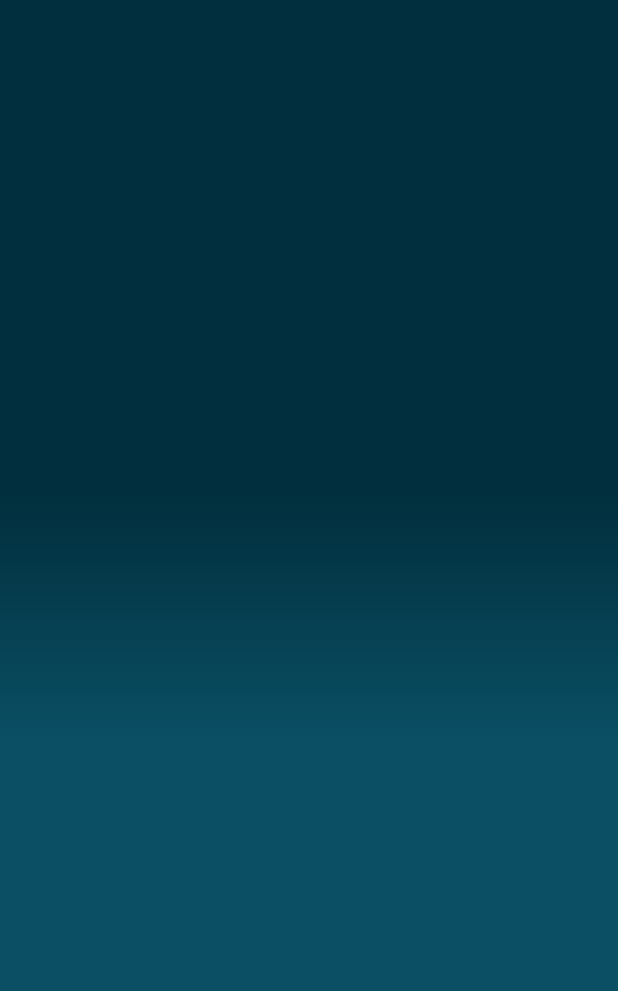
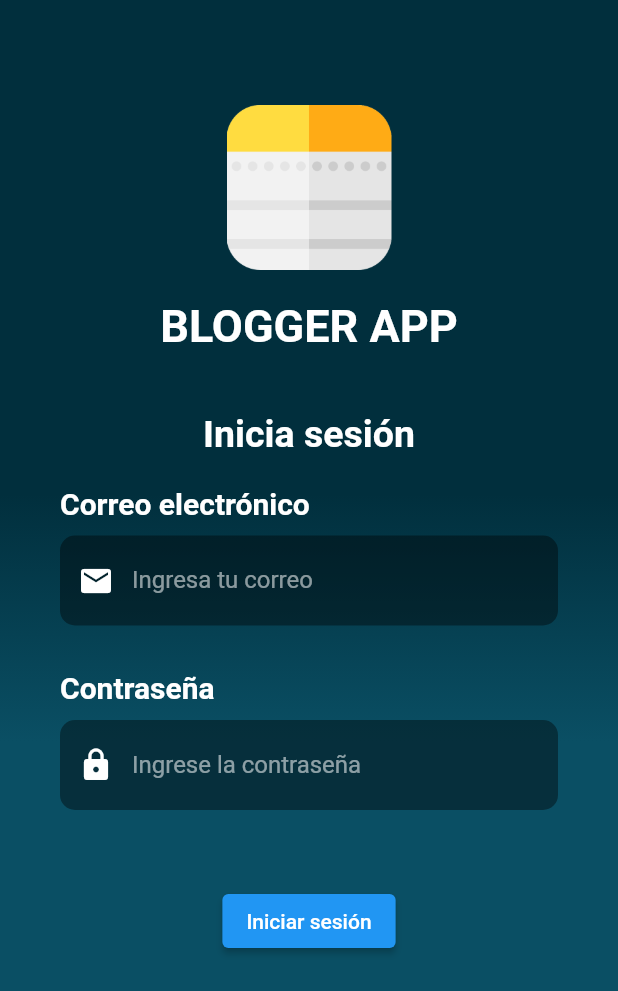
Before and after one commit to fr4nsgallegos/candidateapp, a Flutter app: the screen it shows after launch, on a phone screen of 412 x 824 dp. Shown: the top 991 px of the screen. Run offline on Flutter 3.47's test engine with Material 2 defaults, Android fonts, the phone set to English and light mode, and no system bars; our stand-ins replace cloud_firestore, firebase_core; accounts and stored records are empty; Roboto replaces fonts that are missing (OpenSans).

Commit message:
login page

```diff
--- /dev/null
+++ b/lib/constants/constants.dart
@@ -0,0 +1,53 @@
+import 'package:flutter/material.dart';
+
+Widget fondoGradient() {
+  return Container(
+    height: double.infinity,
+    width: double.infinity,
+    decoration: BoxDecoration(
+      gradient: LinearGradient(
+        begin: Alignment.topCenter,
+        end: Alignment.bottomCenter,
+        colors: [
+          Color(0xFF012F3D),
+          Color(0xFF012F3D),
+          Color(0xFF0A4F64),
+          Color(0xFF0A4F64),
+        ],
+        stops: [0.1, 0.4, 0.6, 0.9],
+      ),
+    ),
+  );
+}
+
+Widget espacio(double space) {
+  return SizedBox(
+    height: space,
+  );
+}
+
+Widget titulo(String titulo, double size) {
+  return Text(
+    titulo,
+    style: TextStyle(
+      color: Colors.white,
+      fontSize: size,
+      fontWeight: FontWeight.bold,
+    ),
+  );
+}
+
+final styleItem = TextStyle(
+    color: Colors.white,
+    fontWeight: FontWeight.bold,
+    fontFamily: 'OpenSans',
+    fontSize: 20);
+
+final boxItem = BoxDecoration(
+  color: Colors.black.withOpacity(0.4),
+  borderRadius: BorderRadius.circular(10),
+);
+
+final hintStyleItem = TextStyle(
+  color: Colors.white54,
+);
--- a/lib/main.dart
+++ b/lib/main.dart
@@ -1,7 +1,7 @@
-import 'package:candidateapp/listpage.dart';
+import 'package:candidateapp/pages/listpage.dart';
 import 'package:candidateapp/pages/login_page.dart';
-import 'package:candidateapp/stream_page.dart';
-import 'package:candidateapp/stream_page_controller.dart';
+import 'package:candidateapp/pages/stream_page.dart';
+import 'package:candidateapp/pages/stream_page_controller.dart';
 import 'package:cloud_firestore/cloud_firestore.dart';
 import 'package:firebase_core/firebase_core.dart';
 import 'package:flutter/material.dart';
--- a/lib/pages/login_page.dart
+++ b/lib/pages/login_page.dart
@@ -1,30 +1,118 @@
+import 'package:candidateapp/constants/constants.dart';
 import 'package:flutter/material.dart';
 
 class LoginPage extends StatelessWidget {
   // const LoginPage({super.key});
+  TextEditingController _mailController = TextEditingController();
+  TextEditingController _passController = TextEditingController();
 
-  @override
-  Widget build(BuildContext context) {
-    return Stack(
+  Widget _buildEmail() {
+    return Column(
+      crossAxisAlignment: CrossAxisAlignment.start,
+      mainAxisAlignment: MainAxisAlignment.center,
       children: [
+        Text('Correo electrónico', style: styleItem),
+        espacio(10),
         Container(
-          height: double.infinity,
-          width: double.infinity,
-          decoration: BoxDecoration(
-            gradient: LinearGradient(
-              begin: Alignment.topCenter,
-              end: Alignment.bottomCenter,
-              colors: [
-                Color(0xFF012F3D),
-                Color(0xFF012F3D),
-                Color(0xFF0A4F64),
-                Color(0xFF0A4F64),
-              ],
-              stops: [0.1, 0.4, 0.6, 0.9],
+          alignment: Alignment.centerLeft,
+          height: 60,
+          decoration: boxItem,
+          child: TextField(
+            controller: _mailController,
+            keyboardType: TextInputType.emailAddress,
+            style: TextStyle(color: Colors.white),
+            decoration: InputDecoration(
+              border: InputBorder.none,
+              contentPadding: EdgeInsets.only(top: 14),
+              prefixIcon: Icon(
+                Icons.email,
+                color: Colors.white,
+              ),
+              hintText: "Ingresa tu correo",
+              hintStyle: hintStyleItem,
             ),
           ),
         )
       ],
     );
   }
+
+  Widget _buildPass() {
+    return Column(
+      crossAxisAlignment: CrossAxisAlignment.start,
+      mainAxisAlignment: MainAxisAlignment.center,
+      children: [
+        Text(
+          "Contraseña",
+          style: styleItem,
+        ),
+        espacio(10),
+        Container(
+          alignment: Alignment.centerLeft,
+          decoration: boxItem,
+          height: 60,
+          child: TextField(
+            controller: _passController,
+            style: TextStyle(
+              color: Colors.white,
+            ),
+            decoration: InputDecoration(
+              border: InputBorder.none,
+              contentPadding: EdgeInsets.only(top: 14),
+              prefixIcon: Icon(
+                Icons.lock,
+                color: Colors.white,
+              ),
+              hintText: "Ingrese la contraseña",
+              hintStyle: hintStyleItem,
+            ),
+          ),
+        ),
+      ],
+    );
+  }
+
+  @override
+  Widget build(BuildContext context) {
+    return Scaffold(
+      body: Stack(
+        children: [
+          fondoGradient(),
+          Container(
+            height: double.infinity,
+            child: SingleChildScrollView(
+              physics: AlwaysScrollableScrollPhysics(),
+              padding: EdgeInsets.symmetric(horizontal: 40, vertical: 70),
+              child: Column(
+                mainAxisAlignment: MainAxisAlignment.center,
+                children: [
+                  Center(
+                    child: ClipRRect(
+                      child: Image.asset(
+                        "assets/img/notes.png",
+                        height: 110,
+                      ),
+                    ),
+                  ),
+                  espacio(20),
+                  titulo("BLOGGER APP", 30),
+                  espacio(40),
+                  titulo("Inicia sesión", 25),
+                  espacio(20),
+                  _buildEmail(),
+                  espacio(30),
+                  _buildPass(),
+                  espacio(50),
+                  ElevatedButton(
+                    onPressed: () {},
+                    child: Text("Iniciar sesión"),
+                  )
+                ],
+              ),
+            ),
+          ),
+        ],
+      ),
+    );
+  }
 }
--- a/pubspec.yaml
+++ b/pubspec.yaml
@@ -60,6 +60,9 @@ flutter:
   # the material Icons class.
   uses-material-design: true
 
+  assets:
+    - assets/img/
+
   # To add assets to your application, add an assets section, like this:
   # assets:
   #   - images/a_dot_burr.jpeg
```
Also changed, not shown: assets/img/notes.png (added), lib/pages/listpage.dart (renamed from lib/listpage.dart), lib/pages/stream_page.dart (renamed from lib/stream_page.dart), lib/pages/stream_page_controller.dart (renamed from lib/stream_page_controller.dart).
